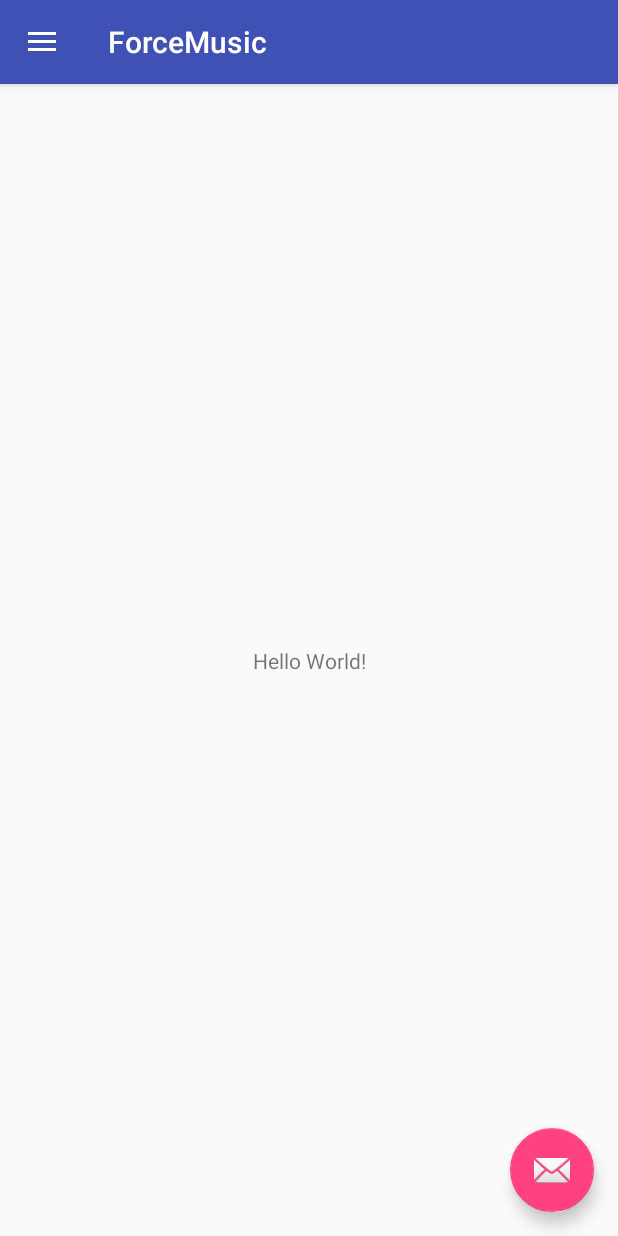
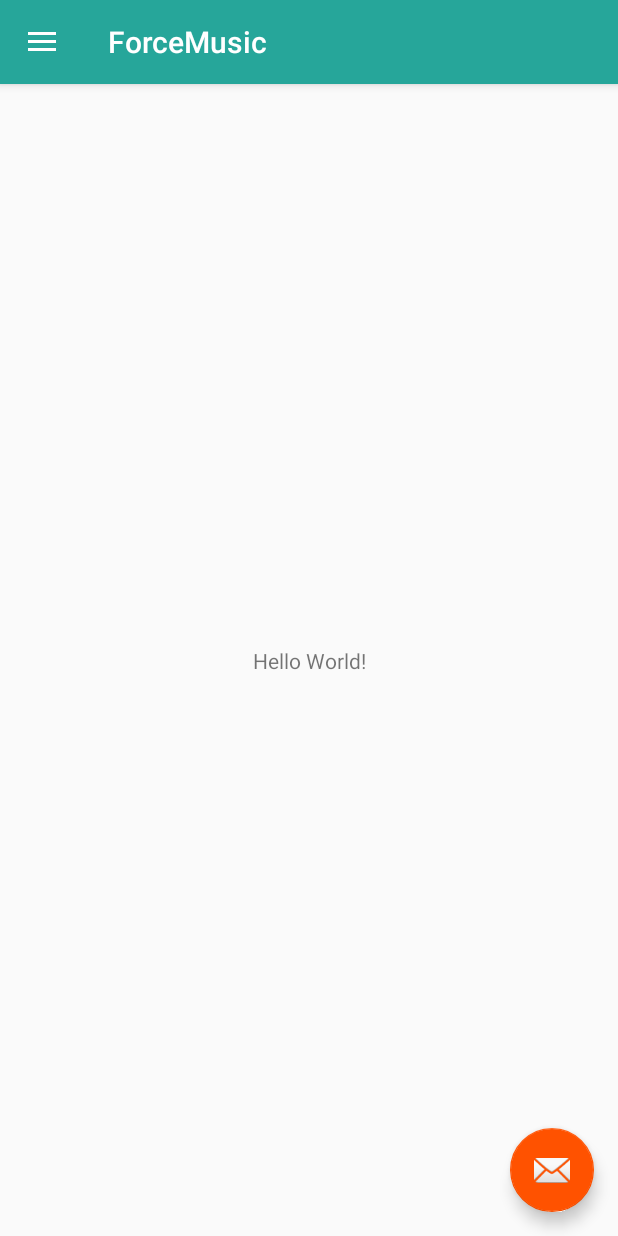
Before and after one commit to brunosouza97/permutas-topicos-si, an Android app: the screen it shows after launch (MainActivity), on a phone screen of 412 x 824 dp. Run offline under Robolectric (Android 15) with nearby library versions, the phone set to English and light mode, and no system bars.

Commit message:
Cores complementares

```diff
--- a/app-tesi/app/src/main/res/values/colors.xml
+++ b/app-tesi/app/src/main/res/values/colors.xml
@@ -1,6 +1,6 @@
 <?xml version="1.0" encoding="utf-8"?>
 <resources>
-    <color name="colorPrimary">#3F51B5</color>
-    <color name="colorPrimaryDark">#303F9F</color>
-    <color name="colorAccent">#FF4081</color>
+    <color name="colorPrimary">#26A69A</color>
+    <color name="colorPrimaryDark">#004D40</color>
+    <color name="colorAccent">#FF5200</color>
 </resources>
```
